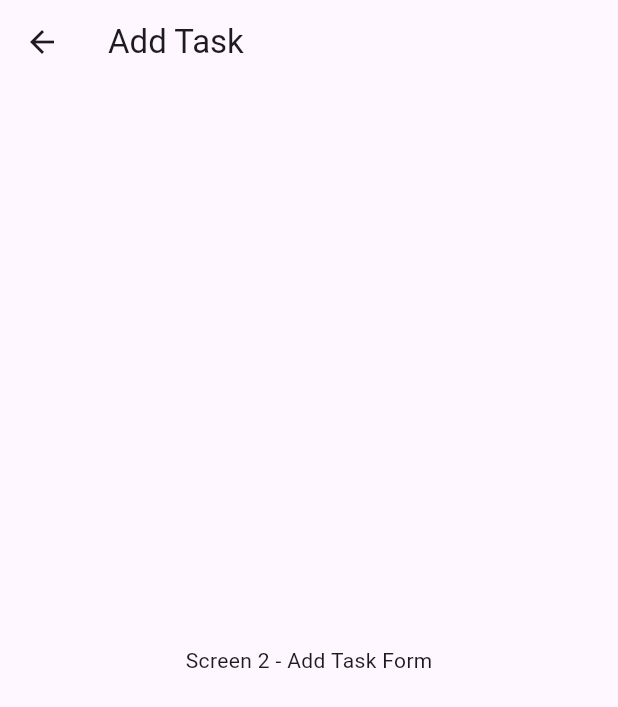
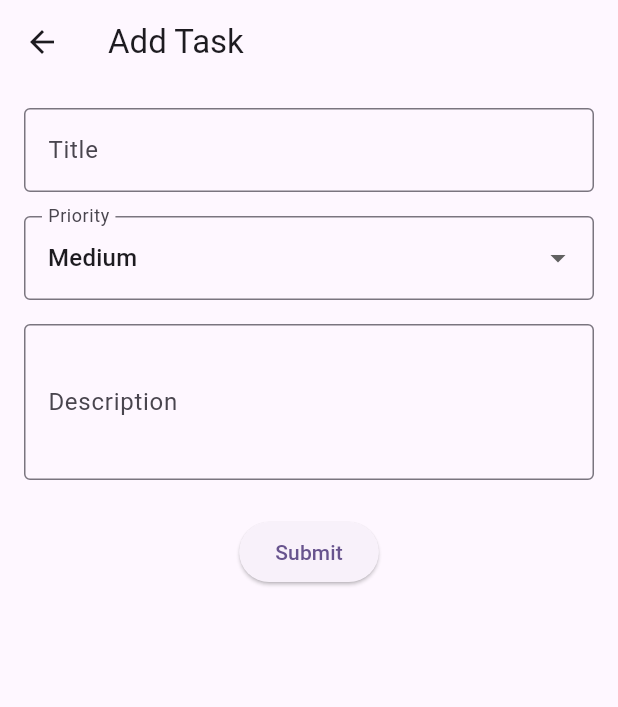
Before and after one commit to jimxxs/flutter-task-notes-app, a Flutter app: the screen it shows after launch, after a tap on the "add" icon, on a phone screen of 412 x 824 dp. Shown: the top 707 px of the screen. Run offline on Flutter 3.47's test engine with Material 3 defaults, Android fonts, the phone set to English and light mode, and no system bars; our stand-ins replace shared_preferences, sqflite; accounts and stored records are empty.

Commit message:
Implement task management features with SQLite integration and theme toggle

```diff
--- /dev/null
+++ b/task_notes_manager/lib/database_helper.dart
@@ -0,0 +1,56 @@
+import 'package:sqflite/sqflite.dart';
+import 'package:path/path.dart';
+import 'models/task_item.dart';
+
+class DatabaseHelper {
+  static final DatabaseHelper _instance = DatabaseHelper._internal();
+  factory DatabaseHelper() => _instance;
+  DatabaseHelper._internal();
+
+  static Database? _database;
+
+  Future<Database> get database async {
+    if (_database != null) return _database!;
+    _database = await _initDatabase();
+    return _database!;
+  }
+
+  Future<Database> _initDatabase() async {
+    String path = join(await getDatabasesPath(), 'tasks.db');
+    return await openDatabase(
+      path,
+      version: 1,
+      onCreate: _onCreate,
+    );
+  }
+
+  Future<void> _onCreate(Database db, int version) async {
+    await db.execute('''
+      CREATE TABLE tasks(
+        id INTEGER PRIMARY KEY AUTOINCREMENT,
+        title TEXT NOT NULL,
+        priority TEXT NOT NULL,
+        description TEXT NOT NULL,
+        isCompleted INTEGER NOT NULL
+      )
+    ''');
+  }
+
+  Future<int> insertTask(TaskItem task) async {
+    final db = await database;
+    return await db.insert('tasks', task.toJson());
+  }
+
+  Future<List<TaskItem>> getAllTasks() async {
+    final db = await database;
+    final List<Map<String, dynamic>> maps = await db.query('tasks');
+    return List.generate(maps.length, (i) {
+      return TaskItem.fromJson(maps[i]);
+    });
+  }
+
+  Future<int> deleteTask(int id) async {
+    final db = await database;
+    return await db.delete('tasks', where: 'id = ?', whereArgs: [id]);
+  }
+}
--- a/task_notes_manager/lib/main.dart
+++ b/task_notes_manager/lib/main.dart
@@ -1,11 +1,43 @@
 import 'package:flutter/material.dart';
+import 'package:shared_preferences/shared_preferences.dart';
+import 'models/task_item.dart';
+import 'database_helper.dart';
+import 'screens/add_task_screen.dart';
 
 void main() {
   runApp(const MyApp());
 }
 
-class MyApp extends StatelessWidget {
+class MyApp extends StatefulWidget {
   const MyApp({super.key});
+
+  @override
+  State<MyApp> createState() => _MyAppState();
+}
+
+class _MyAppState extends State<MyApp> {
+  bool _isDarkMode = false;
+
+  @override
+  void initState() {
+    super.initState();
+    _loadThemePreference();
+  }
+
+  Future<void> _loadThemePreference() async {
+    final prefs = await SharedPreferences.getInstance();
+    setState(() {
+      _isDarkMode = prefs.getBool('isDarkMode') ?? false;
+    });
+  }
+
+  Future<void> _toggleTheme(bool value) async {
+    final prefs = await SharedPreferences.getInstance();
+    setState(() {
+      _isDarkMode = value;
+    });
+    await prefs.setBool('isDarkMode', value);
+  }
 
   @override
   Widget build(BuildContext context) {
@@ -14,19 +46,43 @@ class MyApp extends StatelessWidget {
       theme: ThemeData(
         colorScheme: ColorScheme.fromSeed(seedColor: Colors.deepPurple),
       ),
-      home: const HomeScreen(),
+      darkTheme: ThemeData.dark(),
+      themeMode: _isDarkMode ? ThemeMode.dark : ThemeMode.light,
+      home: HomeScreen(onThemeChanged: _toggleTheme, isDarkMode: _isDarkMode),
     );
   }
 }
 
-class HomeScreen extends StatelessWidget {
-  const HomeScreen({super.key});
+class HomeScreen extends StatefulWidget {
+  final Function(bool) onThemeChanged;
+  final bool isDarkMode;
 
-  final List<String> tasks = const [
-    'Complete Flutter assignment',
-    'Buy groceries',
-    'Read a book',
-  ];
+  const HomeScreen({super.key, required this.onThemeChanged, required this.isDarkMode});
+
+  @override
+  State<HomeScreen> createState() => _HomeScreenState();
+}
+
+class _HomeScreenState extends State<HomeScreen> {
+  List<TaskItem> _tasks = [];
+
+  @override
+  void initState() {
+    super.initState();
+    _loadTasks();
+  }
+
+  Future<void> _loadTasks() async {
+    final tasks = await DatabaseHelper().getAllTasks();
+    setState(() {
+      _tasks = tasks;
+    });
+  }
+
+  Future<void> _deleteTask(int id) async {
+    await DatabaseHelper().deleteTask(id);
+    _loadTasks();
+  }
 
   @override
   Widget build(BuildContext context) {
@@ -44,44 +100,53 @@ class HomeScreen extends StatelessWidget {
               style: TextStyle(fontSize: 24, fontWeight: FontWeight.bold),
             ),
           ),
+          SwitchListTile(
+            title: const Text('Dark Theme'),
+            value: widget.isDarkMode,
+            onChanged: widget.onThemeChanged,
+          ),
           Expanded(
-            child: ListView.builder(
-              itemCount: tasks.length,
-              itemBuilder: (context, index) {
-                return ListTile(
-                  leading: const Icon(Icons.task_alt),
-                  title: Text(tasks[index]),
-                );
-              },
-            ),
+            child: _tasks.isEmpty
+                ? const Center(
+                    child: Text('No tasks yet. Add one using the + button!'),
+                  )
+                : ListView.builder(
+                    itemCount: _tasks.length,
+                    itemBuilder: (context, index) {
+                      final task = _tasks[index];
+                      return ListTile(
+                        leading: Icon(
+                          task.isCompleted ? Icons.check_circle : Icons.task_alt,
+                          color: task.priority == 'High'
+                              ? Colors.red
+                              : task.priority == 'Medium'
+                                  ? Colors.orange
+                                  : Colors.green,
+                        ),
+                        title: Text(task.title),
+                        subtitle: Text('${task.priority} - ${task.description}'),
+                        trailing: IconButton(
+                          icon: const Icon(Icons.delete),
+                          onPressed: () => _deleteTask(task.id!),
+                        ),
+                      );
+                    },
+                  ),
           ),
         ],
       ),
       floatingActionButton: FloatingActionButton(
-        onPressed: () {
-          Navigator.push(
+        onPressed: () async {
+          final result = await Navigator.push(
             context,
-            MaterialPageRoute(builder: (context) => const Screen2()),
+            MaterialPageRoute(builder: (context) => const AddTaskScreen()),
           );
+          if (result == true) {
+            _loadTasks();
+          }
         },
         child: const Icon(Icons.add),
       ),
     );
   }
 }
-
-class Screen2 extends StatelessWidget {
-  const Screen2({super.key});
-
-  @override
-  Widget build(BuildContext context) {
-    return Scaffold(
-      appBar: AppBar(
-        title: const Text('Add Task'),
-      ),
-      body: const Center(
-        child: Text('Screen 2 - Add Task Form'),
-      ),
-    );
-  }
-}
--- /dev/null
+++ b/task_notes_manager/lib/models/task_item.dart
@@ -0,0 +1,35 @@
+class TaskItem {
+  final int? id;
+  final String title;
+  final String priority;
+  final String description;
+  final bool isCompleted;
+
+  TaskItem({
+    this.id,
+    required this.title,
+    required this.priority,
+    required this.description,
+    this.isCompleted = false,
+  });
+
+  Map<String, dynamic> toJson() {
+    return {
+      'id': id,
+      'title': title,
+      'priority': priority,
+      'description': description,
+      'isCompleted': isCompleted ? 1 : 0,
+    };
+  }
+
+  factory TaskItem.fromJson(Map<String, dynamic> json) {
+    return TaskItem(
+      id: json['id'],
+      title: json['title'],
+      priority: json['priority'],
+      description: json['description'],
+      isCompleted: json['isCompleted'] == 1,
+    );
+  }
+}
--- /dev/null
+++ b/task_notes_manager/lib/screens/add_task_screen.dart
@@ -0,0 +1,110 @@
+import 'package:flutter/material.dart';
+import '../models/task_item.dart';
+import '../database_helper.dart';
+
+class AddTaskScreen extends StatefulWidget {
+  const AddTaskScreen({super.key});
+
+  @override
+  State<AddTaskScreen> createState() => _AddTaskScreenState();
+}
+
+class _AddTaskScreenState extends State<AddTaskScreen> {
+  final _formKey = GlobalKey<FormState>();
+  final _titleController = TextEditingController();
+  final _descriptionController = TextEditingController();
+  String _priority = 'Medium';
+
+  @override
+  void dispose() {
+    _titleController.dispose();
+    _descriptionController.dispose();
+    super.dispose();
+  }
+
+  Future<void> _submitTask() async {
+    if (_formKey.currentState!.validate()) {
+      final task = TaskItem(
+        title: _titleController.text,
+        priority: _priority,
+        description: _descriptionController.text,
+      );
+
+      await DatabaseHelper().insertTask(task);
+      if (mounted) {
+        Navigator.pop(context, true);
+      }
+    }
+  }
+
+  @override
+  Widget build(BuildContext context) {
+    return Scaffold(
+      appBar: AppBar(
+        title: const Text('Add Task'),
+      ),
+      body: Padding(
+        padding: const EdgeInsets.all(16.0),
+        child: Form(
+          key: _formKey,
+          child: Column(
+            children: [
+              TextFormField(
+                controller: _titleController,
+                decoration: const InputDecoration(
+                  labelText: 'Title',
+                  border: OutlineInputBorder(),
+                ),
+                validator: (value) {
+                  if (value == null || value.isEmpty) {
+                    return 'Please enter a title';
+                  }
+                  return null;
+                },
+              ),
+              const SizedBox(height: 16),
+              DropdownButtonFormField<String>(
+                initialValue: _priority,
+                decoration: const InputDecoration(
+                  labelText: 'Priority',
+                  border: OutlineInputBorder(),
+                ),
+                items: ['Low', 'Medium', 'High'].map((String value) {
+                  return DropdownMenuItem<String>(
+                    value: value,
+                    child: Text(value),
+                  );
+                }).toList(),
+                onChanged: (String? newValue) {
+                  setState(() {
+                    _priority = newValue!;
+                  });
+                },
+              ),
+              const SizedBox(height: 16),
+              TextFormField(
+                controller: _descriptionController,
+                decoration: const InputDecoration(
+                  labelText: 'Description',
+                  border: OutlineInputBorder(),
+                ),
+                maxLines: 3,
+                validator: (value) {
+                  if (value == null || value.isEmpty) {
+                    return 'Please enter a description';
+                  }
+                  return null;
+                },
+              ),
+              const SizedBox(height: 24),
+              ElevatedButton(
+                onPressed: _submitTask,
+                child: const Text('Submit'),
+              ),
+            ],
+          ),
+        ),
+      ),
+    );
+  }
+}
--- a/task_notes_manager/pubspec.yaml
+++ b/task_notes_manager/pubspec.yaml
@@ -34,6 +34,9 @@ dependencies:
   # The following adds the Cupertino Icons font to your application.
   # Use with the CupertinoIcons class for iOS style icons.
   cupertino_icons: ^1.0.8
+  shared_preferences: ^2.2.2
+  sqflite: ^2.3.0
+  path: ^1.8.3
 
 dev_dependencies:
   flutter_test:
```
Also changed, not shown: task_notes_manager/pubspec.lock, 2 other files.
